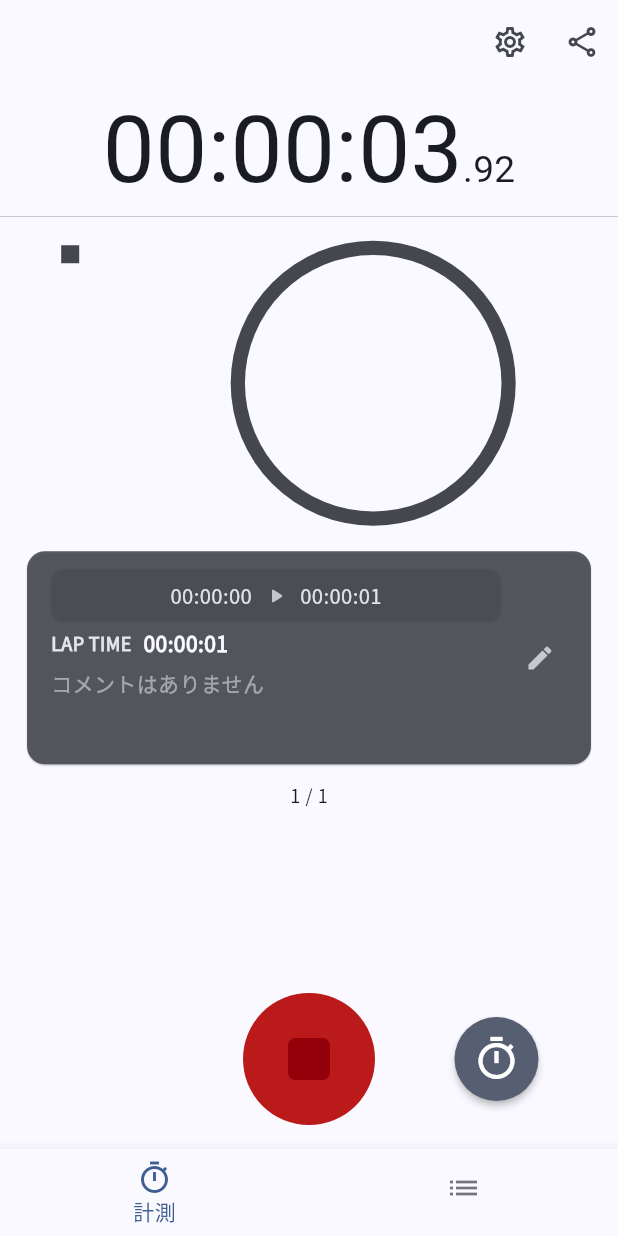
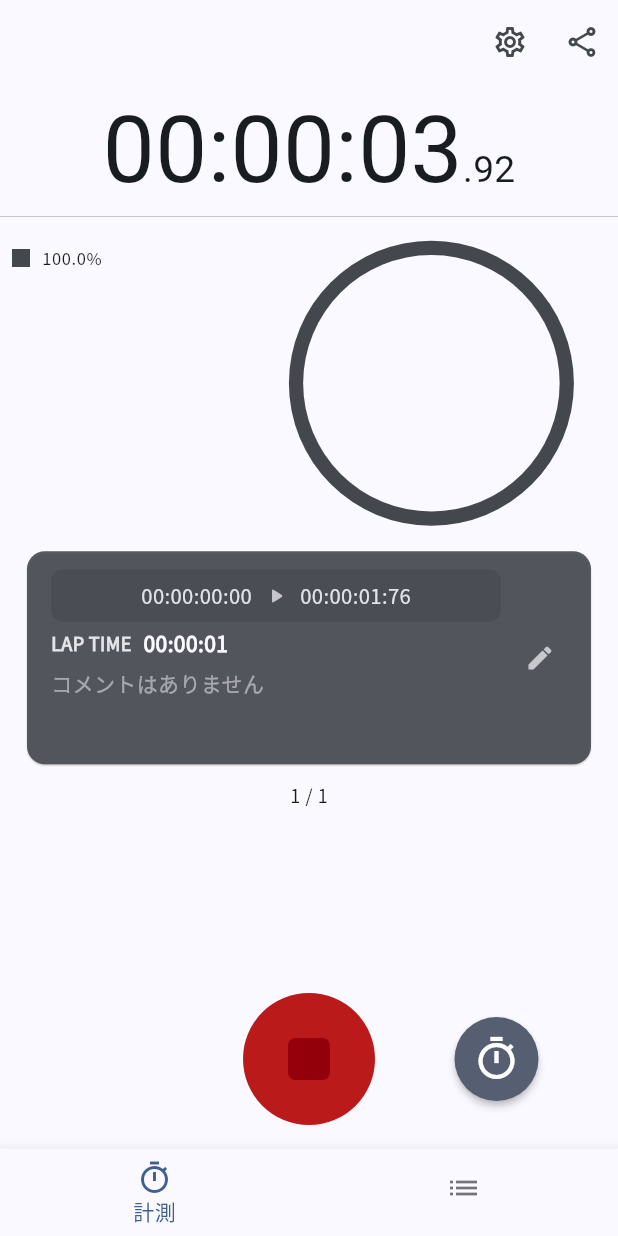
Before and after one commit to kmzk-dev/activity_watch, a Flutter app: the screen it shows after launch, after a tap on the "play arrow" icon, after a tap on the "timer" icon, after a tap on the "share" icon, on a phone screen of 412 x 824 dp. Run offline on Flutter 3.47's test engine with Material 3 defaults, Android fonts, the phone set to English and light mode, and no system bars; our stand-ins replace google_fonts, share_plus, shared_preferences, vibration, visibility_detector; missing offline and left inert: flutter_foreground_task.

Commit message:
feat: Add millisecond display to lap times, improve CSV export, and add percentage display to log summary chart
Key Changes:

1.  **Millisecond Display for Lap Times:**
    * Changed lap time display in logs and log cards to include milliseconds (e.g., `hh:mm:ss:ms`).
    * Updated the related time formatting function (`formatLogTime`), duration calculation logic (`LogEntry.calculateDuration`), and initial lap's `startTime` setting.

2.  **CSV Export Improvements:**
    * Modified `generateLogCsvData` function to allow customization of CSV header names, column order, and the output order of the log list.

3.  **Log Color Summary Chart Enhancement:**
    * Updated `lib/screens/widgets/log_color_summary_chart.dart` to display the percentage of the total for each color label's data.
        (It would be best to add specific details here about how the percentage is displayed, e.g., "Added percentage display next to each color in the legend" or "Displayed percentages on the pie chart slices.")

This commit enables more detailed lap time recording, flexible CSV exporting, and a clearer visual understanding of activity proportions.

```diff
--- a/lib/main.dart
+++ b/lib/main.dart
@@ -31,7 +31,7 @@ class ActivityWatchApp extends StatelessWidget {
       title: 'Activity Watch',
       theme: brightness == Brightness.light ? theme.light() : theme.dark(),
       home: const AppShell(),
-      debugShowCheckedModeBanner: false,
+      // debugShowCheckedModeBanner: false,
     );
   }
 }
--- a/lib/models/log_entry.dart
+++ b/lib/models/log_entry.dart
@@ -23,8 +23,8 @@ class LogEntry {
 
   void calculateDuration() {
     try {
-      final startTimeDateTime = DateFormat('HH:mm:ss').parse(startTime);
-      final endTimeDateTime = DateFormat('HH:mm:ss').parse(endTime);
+      final startTimeDateTime = DateFormat('HH:mm:ss:SS').parse(startTime);
+      final endTimeDateTime = DateFormat('HH:mm:ss:SS').parse(endTime);
       duration = endTimeDateTime.difference(startTimeDateTime);
     } catch (e) {
       duration = null;
@@ -60,6 +60,7 @@ class LogEntry {
     final hours = duration!.inHours;
     final minutes = duration!.inMinutes.remainder(60);
     final seconds = duration!.inSeconds.remainder(60);
+
     return '${twoDigits(hours)}:${twoDigits(minutes)}:${twoDigits(seconds)}';
   }
 
--- a/lib/screens/stopwatch_screen.dart
+++ b/lib/screens/stopwatch_screen.dart
@@ -342,7 +342,7 @@ class _StopwatchScreenWidgetState extends State<StopwatchScreenWidget> with Widg
 
     final Duration currentElapsedDuration = DateTime.now().difference(_currentActualSessionStartTime!);
     final String currentTimeForLog = formatLogTime(currentElapsedDuration);
-    final String startTime = _logs.isEmpty ? '00:00:00' : _logs.last.endTime;
+    final String startTime = _logs.isEmpty ? '00:00:00:00' : _logs.last.endTime;
     final newLog = LogEntry(
       actualSessionStartTime: _currentActualSessionStartTime!,
       startTime: startTime,
--- a/lib/screens/widgets/log_color_summary_chart.dart
+++ b/lib/screens/widgets/log_color_summary_chart.dart
@@ -13,6 +13,7 @@ class LogColorSummaryChart extends StatelessWidget {
   });
 
   Map<String, Duration> _calculateColorLabelDurations() {
+    // ... (既存のコード)
     final Map<String, Duration> colorDurations = {};
     for (var labelName in colorLabels.keys) {
       colorDurations[labelName] = Duration.zero;
@@ -32,6 +33,7 @@ class LogColorSummaryChart extends StatelessWidget {
   }
 
   Duration _calculateTotalSessionDuration() {
+    // ... (既存のコード)
     if (logs.isEmpty) {
       return Duration.zero;
     }
@@ -55,6 +57,7 @@ class LogColorSummaryChart extends StatelessWidget {
     Duration actualTotalSessionDuration = _calculateTotalSessionDuration();
 
     if (logs.isEmpty || actualTotalSessionDuration.inSeconds == 0) {
+      // ... (既存のデータなしの場合の処理)
       if (colorLabels.isEmpty) {
         return Center(
           child: Padding(
@@ -88,7 +91,8 @@ class LogColorSummaryChart extends StatelessWidget {
         .toList();
 
     if (displayTotalSessionDuration.inSeconds == 0 || (colorLabels.isNotEmpty && validEntries.isEmpty)) {
-      return Center(
+      // ... (既存の表示データなしの場合の処理)
+       return Center(
         child: Padding(
           padding: const EdgeInsets.all(16.0),
           child: Text(
@@ -108,30 +112,46 @@ class LogColorSummaryChart extends StatelessWidget {
           child: Row(
             crossAxisAlignment: CrossAxisAlignment.center,
             children: <Widget>[
-              // 左側: 凡例 (色付きの四角のみ)
+              // 左側: 凡例 (カラーアイコンと割合)
               Expanded(
-                flex: 1, // 凡例エリアの幅を少し狭く調整 (例: flex 1)
+                // flex: 1 から flex: 2 に変更して少し幅を広げる (割合表示のため)
+                flex: 2,
                 child: Container(
                   height: availableHeight,
                   child: ListView.builder(
                     itemCount: validEntries.length,
                     itemBuilder: (context, index) {
                       final entry = validEntries[index];
-                      final String labelName = entry.key; // labelName は色の取得に必要
+                      final String labelName = entry.key;
+                      final Duration duration = entry.value;
                       final Color color = colorLabels[labelName] ?? Colors.grey;
 
+                      // 割合を計算
+                      final double percentage = displayTotalSessionDuration.inSeconds > 0
+                          ? (duration.inSeconds / displayTotalSessionDuration.inSeconds) * 100
+                          : 0.0;
+                      // 小数点以下1桁で表示 (例: 25.3%)
+                      final String percentageText = '${percentage.toStringAsFixed(1)}%';
+
                       return Padding(
-                        padding: const EdgeInsets.symmetric(vertical: 3.0), // アイテム間の上下の余白
-                        child: Row( // 中央揃えのため、Rowでラップすることも検討
-                          mainAxisAlignment: MainAxisAlignment.center, // 四角を中央に
+                        padding: const EdgeInsets.symmetric(vertical: 4.0), // 少し余白を調整
+                        child: Row(
+                          mainAxisAlignment: MainAxisAlignment.start, // 左寄せに変更
                           children: [
                             Container(
-                              width: 12, // 四角の幅
-                              height: 12, // 四角の高さ
+                              width: 12,
+                              height: 12,
                               decoration: BoxDecoration(
                                 color: color,
-                                shape: BoxShape.rectangle, // または BoxShape.circle
-                                // borderRadius: BorderRadius.circular(2.0), // 四角の場合
+                                shape: BoxShape.rectangle,
+                              ),
+                            ),
+                            const SizedBox(width: 8), // アイコンとテキストの間のスペース
+                            Text(
+                              percentageText,
+                              style: textTheme.bodySmall?.copyWith(
+                                color: colorScheme.onSurface,
+                                fontSize: 11, // フォントサイズを少し小さく調整
                               ),
                             ),
                           ],
@@ -141,15 +161,16 @@ class LogColorSummaryChart extends StatelessWidget {
                   ),
                 ),
               ),
-              const SizedBox(width: 8), // 凡例とグラフの間のスペースを少し調整
-
+              const SizedBox(width: 8),
               // 右側: 円グラフ
               Expanded(
-                flex: 4, // グラフエリアの幅を少し広く調整 (例: flex 4)
+                // flex: 4 から flex: 3 に変更してバランスを取る
+                flex: 3,
                 child: Container(
                   height: availableHeight,
                   child: LayoutBuilder(
                     builder: (context, chartConstraints) {
+                      // ... (既存の円グラフ描画ロジック)
                       final double chartDiameter = min(chartConstraints.maxWidth, chartConstraints.maxHeight);
                       if (chartDiameter <= 10) {
                         return const SizedBox.shrink();
@@ -182,6 +203,7 @@ class LogColorSummaryChart extends StatelessWidget {
 }
 
 class PieChartPainter extends CustomPainter {
+  // ... (PieChartPainter の既存のコードは変更なし)
   final Map<String, Duration> colorDurations;
   final Duration totalDuration;
   final Map<String, Color> colorMapping;
--- a/lib/utils/log_exporter.dart
+++ b/lib/utils/log_exporter.dart
@@ -1,65 +1,36 @@
-// dart:io と path_provider はファイル操作に不要になったためコメントアウトまたは削除
-// import 'dart:io';
-// import 'package:path_provider/path_provider.dart';
-import 'package:flutter/material.dart'; // BuildContext と ScaffoldMessenger のために必要
-import 'package:share_plus/share_plus.dart'; // Share機能のために必要
-import '../models/log_entry.dart'; // LogEntryモデルのために必要
-import './time_formatters.dart'; // formatDateTime 関数のために必要
+import 'package:flutter/material.dart';
+import 'package:share_plus/share_plus.dart';
+import '../models/log_entry.dart';
+import './time_formatters.dart';
 
 // LogEntryのリストからCSV形式の文字列を生成します。
 String generateLogCsvData(List<LogEntry> logs) {
   final StringBuffer csvBuffer = StringBuffer();
-  // CSVヘッダー行
-  csvBuffer.writeln('SESSION,START,END,COMMENT,ELAPSED,COLOR_LABEL');
-
-  // 各ログエントリをCSVの行として追加
-  // リストの逆順で処理して、CSV上では古いログが上に来るようにする
-  for (int i = logs.length - 1; i >= 0; i--) {
+  // CSVヘッダー行を追加
+  csvBuffer.writeln('SessionStartDateTime,PreviousTime,CurrentTime,ElapsedTime,Comment,ColorLabel');
+  // 各LogEntryをCSV形式で追加
+  for (int i = 0; i < logs.length; i++) {
     final log = logs[i];
-    // メモ内のダブルクォートをエスケープ処理
-    final memoField = '"${log.memo.replaceAll('"', '""')}"';
-    // セッション開始時刻をフォーマット
-    final String formattedActualStartTime = formatDateTime(log.actualSessionStartTime);
+    final memoField = '"${log.memo.replaceAll('"', '""')}"'; //メモ内のダブルクォートをエスケープ処理
+    final String formattedActualStartTime = formatDateTime(log.actualSessionStartTime); // セッション開始時刻をフォーマット
 
     csvBuffer.writeln(
-        '$formattedActualStartTime,${log.startTime},${log.endTime},$memoField,${log.elapsedTime},${log.colorLabelName}');
+        '$formattedActualStartTime,${log.startTime},${log.endTime},${log.elapsedTime},$memoField,${log.colorLabelName}');
   }
+
   return csvBuffer.toString();
 }
 
 // 生成されたログのCSVデータをテキストとして共有します。
 Future<void> shareLogsAsCsvText(BuildContext context, List<LogEntry> logs, {String subject = 'ActivityWatch ログデータ'}) async {
-  if (logs.isEmpty) {
-    // ログがない場合はSnackBarで通知
-    // mounted のチェックは、非同期処理の完了前にウィジェットが破棄されるケースを考慮
-    if (ScaffoldMessenger.of(context).mounted) {
-        ScaffoldMessenger.of(context).showSnackBar(
-        const SnackBar(content: Text('共有するログがありません。')),
-      );
-    }
-    return;
-  }
-
   try {
-    // CSVデータを文字列として生成
+    // CSVデータをテキストとして共有
     final String csvData = generateLogCsvData(logs);
-
-    // CSVデータをテキストとして共有
-    // Share.share() が Future<void> を返す場合、結果の代入は不要
     await Share.share(
       csvData,
-      subject: subject, // 共有時の件名 (メールアプリなどで使用される)
+      subject: subject,
     );
-
+  } catch (e) {
     // Share.share() が void を返すため、詳細な共有結果のハンドリングは不可
-    // 必要であれば、共有が試みられたことを示すログなどをここに追加できます。
-
-  } catch (e) {
-    // エラーハンドリング
-    if (ScaffoldMessenger.of(context).mounted) {
-      ScaffoldMessenger.of(context).showSnackBar(
-        SnackBar(content: Text('データの共有中にエラーが発生しました: $e')),
-      );
-    }
   }
 }
--- a/lib/utils/stopwatch_notifier.dart
+++ b/lib/utils/stopwatch_notifier.dart
@@ -90,7 +90,7 @@ class StopwatchNotifier {
       // print('StopwatchNotifier.startNotification: Not initialized or web.');
       return;
     }
-    await _ensureNotificationIsOngoing('ストップウォッチ実行中', elapsedTime);
+    await _ensureNotificationIsOngoing('アクティビティを記録中', elapsedTime);
   }
 
   static Future<void> updateNotification(String elapsedTime) async {
@@ -102,7 +102,7 @@ class StopwatchNotifier {
     // print('StopwatchNotifier.updateNotification: isRunningService = $isRunning. Current _isNotificationCurrentlyShown = $_isNotificationCurrentlyShown');
 
     if (isRunning) {
-        await _ensureNotificationIsOngoing('ストップウォッチ実行中', elapsedTime);
+        await _ensureNotificationIsOngoing('アクティビティを記録中', elapsedTime);
     } else {
         if (_isNotificationCurrentlyShown) {
             // print('StopwatchNotifier.updateNotification: Service NOT running, but _isNotificationCurrentlyShown was true. Resetting flag and attempting to stop (just in case).');
--- a/lib/utils/time_formatters.dart
+++ b/lib/utils/time_formatters.dart
@@ -19,7 +19,10 @@ String formatLogTime(Duration duration) {
   final hours = duration.inHours;
   final minutes = duration.inMinutes.remainder(60);
   final seconds = duration.inSeconds.remainder(60);
-  return '${twoDigits(hours)}:${twoDigits(minutes)}:${twoDigits(seconds)}';
+  final milliseconds = (duration.inMilliseconds.remainder(1000) ~/ 10); // ミリ秒下2桁
+
+  return '${twoDigits(hours)}:${twoDigits(minutes)}:${twoDigits(seconds)}:${twoDigits(milliseconds)}';
+  // return '${twoDigits(hours)}:${twoDigits(minutes)}:${twoDigits(seconds)}';
 }
 
 // DateTime オブジェクトを YYYY-MM-DD HH:MM:SS 形式の文字列にフォーマットします。
```
Also changed, not shown: lib/copied/app_theme.dart (deleted).
